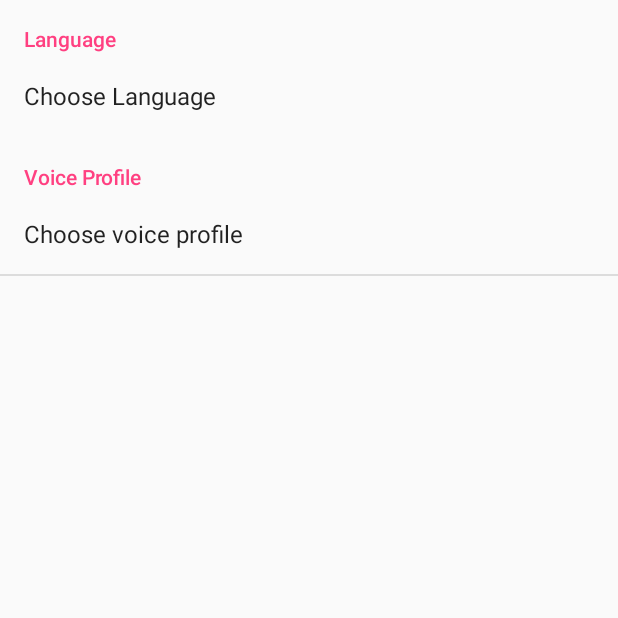
After one commit to SNAP-SAPIENT/ThirdEar, an Android app: the GeneralSettingsActivity screen opened directly, with no data from a screen before it, on a phone screen of 412 x 824 dp, the top half of it. The commit adds this screen. Run offline under Robolectric (Android 15) with nearby library versions, the phone set to English and light mode, and no system bars.

Commit message:
Settings and voice profile

```diff
--- a/Android/ThirdEar/app/src/main/AndroidManifest.xml
+++ b/Android/ThirdEar/app/src/main/AndroidManifest.xml
@@ -60,6 +60,10 @@
             android:screenOrientation="portrait"
             android:noHistory="true">
         </activity>
+        <activity android:name=".GeneralSettingsActivity"
+            android:label="@string/title_generalSettings"
+            android:screenOrientation="portrait">
+        </activity>
     </application>
 
 </manifest>
--- /dev/null
+++ b/Android/ThirdEar/app/src/main/java/com/snap/thirdear/GeneralSettingsActivity.java
@@ -0,0 +1,29 @@
+package com.snap.thirdear;
+
+
+import android.app.Activity;
+import android.os.Bundle;
+import android.preference.PreferenceFragment;
+import android.support.design.widget.AppBarLayout;
+
+public class GeneralSettingsActivity extends Activity {
+
+    AppBarLayout bar;
+
+    @Override
+    protected void onCreate(Bundle savedInstanceState) {
+        super.onCreate(savedInstanceState);
+        getFragmentManager().beginTransaction()
+                .replace(android.R.id.content, new SettingsFragment())
+                .commit();
+
+    }
+
+    public static class SettingsFragment extends PreferenceFragment {
+        @Override
+        public void onCreate(Bundle savedInstanceState) {
+            super.onCreate(savedInstanceState);
+            addPreferencesFromResource(R.xml.preferences);
+        }
+    }
+}
--- a/Android/ThirdEar/app/src/main/java/com/snap/thirdear/MainActivity.java
+++ b/Android/ThirdEar/app/src/main/java/com/snap/thirdear/MainActivity.java
@@ -2,6 +2,7 @@ package com.snap.thirdear;
 
 import android.content.Intent;
 import android.os.Bundle;
+import android.preference.PreferenceManager;
 import android.support.design.widget.NavigationView;
 import android.support.v4.view.GravityCompat;
 import android.support.v4.widget.DrawerLayout;
@@ -18,7 +19,6 @@ import android.widget.TextView;
 import com.snap.thirdear.db.DataBaseHelper;
 import com.snap.thirdear.service.BackgroundSpeechRecognizer;
 import com.snap.thirdear.service.BluetoothService;
-import com.snap.thirdear.service.SoundLevelDetector;
 
 public class MainActivity extends AppCompatActivity
         implements NavigationView.OnNavigationItemSelectedListener {
@@ -36,6 +36,7 @@ public class MainActivity extends AppCompatActivity
         super.onCreate(savedInstanceState);
         setContentView(R.layout.activity_main);
         setUpUI();
+        PreferenceManager.setDefaultValues(this, R.xml.preferences, false);
     }
 
     private void loadTestData() {
@@ -152,7 +153,8 @@ public class MainActivity extends AppCompatActivity
             Intent intent = new Intent(this, KeyWordsActivity.class);
             startActivity(intent);
         }else if (id == R.id.nav_general_settings) {
-
+            Intent intent = new Intent(this, GeneralSettingsActivity.class);
+            startActivity(intent);
         }else if (id == R.id.nav_load_data) {
             loadTestData();
         }
--- /dev/null
+++ b/Android/ThirdEar/app/src/main/res/values/arrays.xml
@@ -0,0 +1,28 @@
+<?xml version="1.0" encoding="utf-8"?>
+<resources>
+    <string-array name="pref_selectLang_entries">
+        <item name="en">English</item>
+        <item name="es">Spanish</item>
+        <item name="fn">French</item>
+    </string-array>
+
+    <string-array name="pref_selectLang_entriesValues">
+        <item name="en">EN</item>
+        <item name="es">SP</item>
+        <item name="fn">FN</item>
+    </string-array>
+
+    <string-array name="pref_selectProfile_entries">
+        <item name="android">Android</item>
+        <item name="mo">Mo</item>
+        <item name="hillary">Hillary</item>
+        <item name="hareesh">Hareesh</item>
+    </string-array>
+
+    <string-array name="pref_selectProfile_entriesValues">
+        <item name="android">android</item>
+        <item name="mo">mo</item>
+        <item name="hillary">hillary</item>
+        <item name="hareesh">hareesh</item>
+    </string-array>
+</resources>
--- a/Android/ThirdEar/app/src/main/res/values/strings.xml
+++ b/Android/ThirdEar/app/src/main/res/values/strings.xml
@@ -29,6 +29,23 @@
     <string name="title_quickview">Quick View</string>
     <string name="title_alertPreferences">Alert Preferences</string>
     <string name="intent_img">alert_img</string>
+    <string name="pref_selectLang_title">Choose Language</string>
+    <string name="pref_selectLang_dilTitle">Choose a language</string>
+    <string name="pref_selectLang_default">EN</string>
+    <string name="pref_LangCat_title">Language</string>
+    <string name="pref_profileSettings_title">Voice Profile</string>
+    <string name="title_generalSettings">General Settings</string>
+    <string name="pref_selectProfile_title">Choose voice profile</string>
+    <string name="pref_selectProfile_dilTitle">Select a voice  profile</string>
+    <string name="pref_selecProfile_default">android</string>
+    <string name="menu_quick_view">Quick View</string>
+    <string name="menu_alert_preferences">Alert preferences</string>
+    <string name="menu_monitors">Monitors</string>
+    <string name="menu_actors">Actors</string>
+    <string name="menu_key_words">Key Words</string>
+    <string name="menu_general_settings">General Settings</string>
+    <string name="menu_load_test_data" translatable="false">Load Test Data</string>
+    <string name="voice_profile">voiceProfile</string>
 
 
 </resources>
--- /dev/null
+++ b/Android/ThirdEar/app/src/main/res/xml/preferences.xml
@@ -0,0 +1,29 @@
+<?xml version="1.0" encoding="utf-8"?>
+<PreferenceScreen xmlns:android="http://schemas.android.com/apk/res/android">
+    <PreferenceCategory
+        android:key="pref_general_langSettings"
+        android:title="@string/pref_LangCat_title">
+
+        <ListPreference
+            android:defaultValue="@string/pref_selectLang_default"
+            android:dialogTitle="@string/pref_selectLang_dilTitle"
+            android:entries="@array/pref_selectLang_entries"
+            android:entryValues="@array/pref_selectLang_entriesValues"
+            android:key="pref_selectLang"
+            android:title="@string/pref_selectLang_title" />
+
+    </PreferenceCategory>
+
+    <PreferenceCategory
+        android:key="pref_general_profileSettings"
+        android:title="@string/pref_profileSettings_title">
+
+        <ListPreference
+            android:defaultValue="@string/pref_selecProfile_default"
+            android:dialogTitle="@string/pref_selectProfile_dilTitle"
+            android:entries="@array/pref_selectProfile_entries"
+            android:entryValues="@array/pref_selectProfile_entriesValues"
+            android:key="pref_selectProfile"
+            android:title="@string/pref_selectProfile_title" />
+    </PreferenceCategory>
+</PreferenceScreen>
```
Also changed, not shown: Android/ThirdEar/app/src/main/java/com/snap/thirdear/AlertActivity.java (+18 -4 lines), Android/ThirdEar/app/src/main/java/com/snap/thirdear/service/BackgroundSpeechRecognizer.java (+12 -4 lines), Android/ThirdEar/app/src/main/res/menu/activity_main_drawer.xml (+7 -7 lines), 5 other files.
